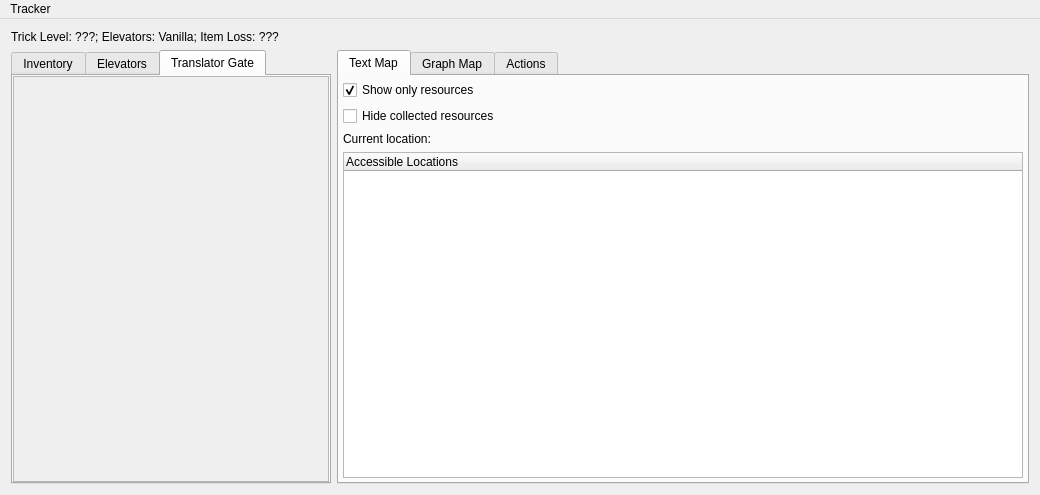
This is randovania/gui/ui_files/tracker_window.ui in randovania/randovania as Qt 5 draws it before an edit. The edited form follows.
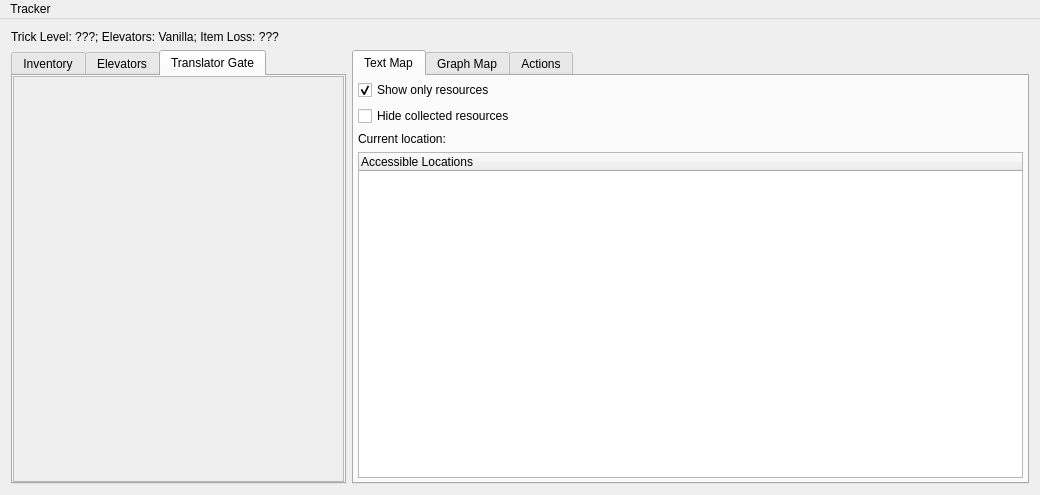
This is the edited form. The open tabs and pages were chosen to show the change.

```diff
--- a/randovania/gui/ui_files/tracker_window.ui
+++ b/randovania/gui/ui_files/tracker_window.ui
@@ -34,23 +34,11 @@
     <item row="2" column="0">
      <widget class="QTabWidget" name="tab_widget">
       <property name="sizePolicy">
-       <sizepolicy hsizetype="Minimum" vsizetype="Expanding">
+       <sizepolicy hsizetype="Ignored" vsizetype="Expanding">
         <horstretch>0</horstretch>
         <verstretch>0</verstretch>
        </sizepolicy>
       </property>
-      <property name="minimumSize">
-       <size>
-        <width>290</width>
-        <height>0</height>
-       </size>
-      </property>
-      <property name="maximumSize">
-       <size>
-        <width>320</width>
-        <height>16777215</height>
-       </size>
-      </property>
       <property name="currentIndex">
        <number>0</number>
       </property>
@@ -261,6 +249,12 @@
         </property>
         <item>
          <widget class="QScrollArea" name="translator_gate_scroll_area">
+          <property name="sizePolicy">
+           <sizepolicy hsizetype="Ignored" vsizetype="Expanding">
+            <horstretch>0</horstretch>
+            <verstretch>0</verstretch>
+           </sizepolicy>
+          </property>
           <property name="widgetResizable">
            <bool>true</bool>
           </property>
@@ -269,7 +263,7 @@
             <rect>
              <x>0</x>
              <y>0</y>
-             <width>314</width>
+             <width>331</width>
              <height>407</height>
             </rect>
            </property>
@@ -342,6 +336,12 @@
         </item>
         <item>
          <widget class="QTreeWidget" name="possible_locations_tree">
+          <property name="sizePolicy">
+           <sizepolicy hsizetype="Ignored" vsizetype="Expanding">
+            <horstretch>0</horstretch>
+            <verstretch>0</verstretch>
+           </sizepolicy>
+          </property>
           <column>
            <property name="text">
             <string>Accessible Locations</string>
```
Left out of the diff: 8 changed lines with no effect on the pictures.
